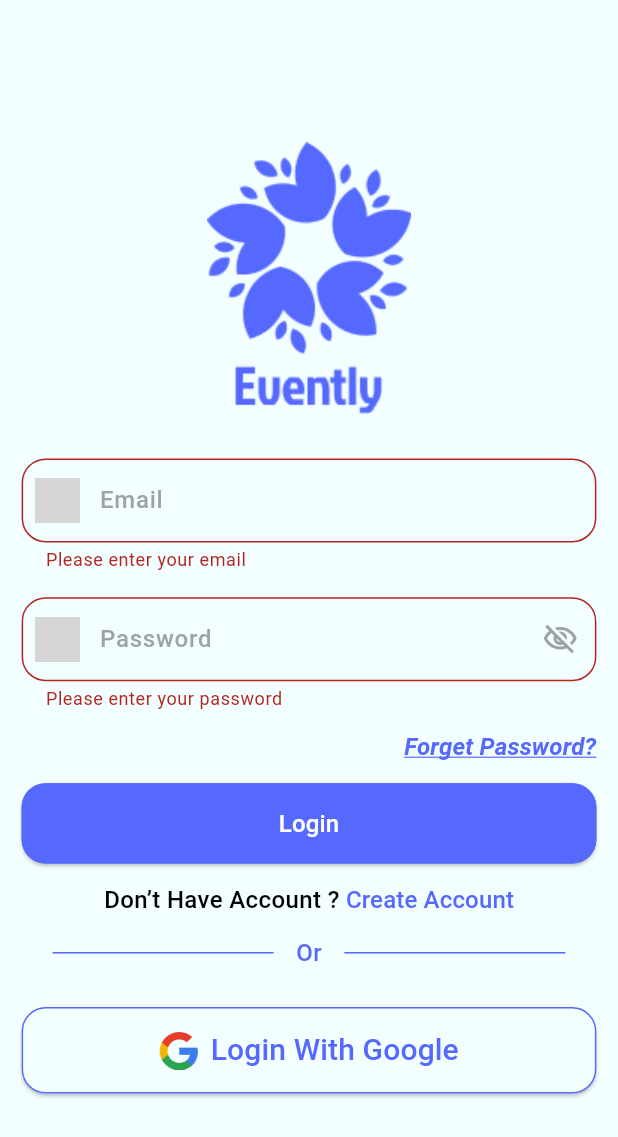
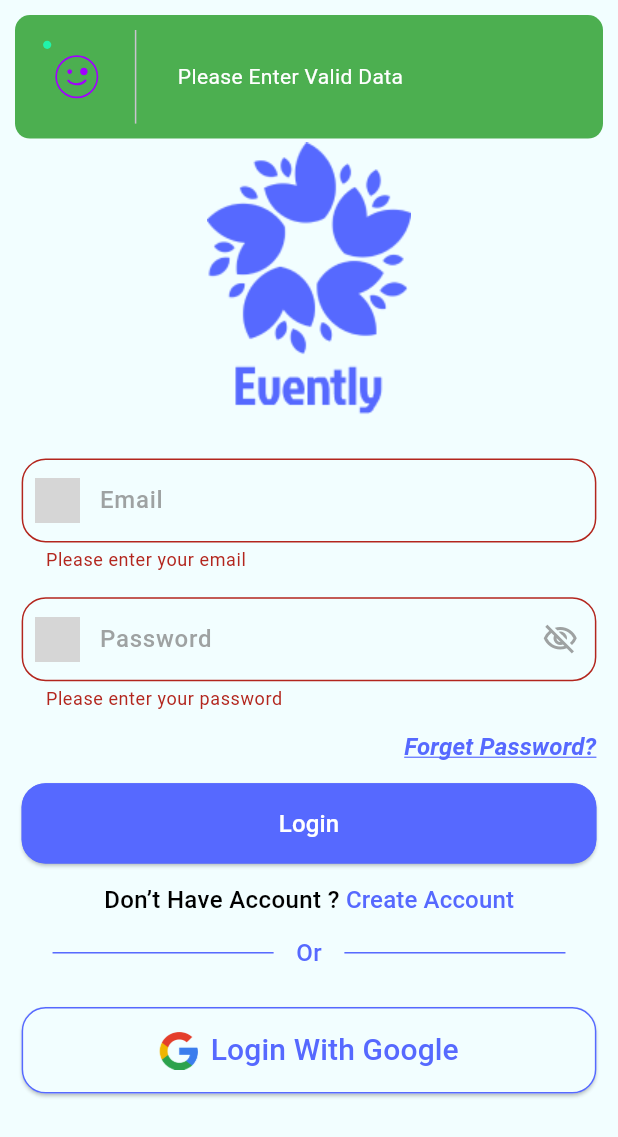
Before and after one commit to hesham81/evently_app, a Flutter app: the screen it shows after launch, after a tap on "Login", on a phone screen of 412 x 824 dp. Shown: the top 1137 px of the screen. Run offline on Flutter 3.47's test engine with Material 3 defaults, Android fonts, the light colour scheme and no system bars; our stand-ins replace bot_toast, lottie; grey boxes are pictures that could not be loaded.

Commit message:
end of creating snack bar services

```diff
--- /dev/null
+++ b/lib/core/services/snack_bar.dart
@@ -0,0 +1,88 @@
+import 'package:bot_toast/bot_toast.dart';
+import 'package:evently/core/extensions/extensions.dart';
+import 'package:flutter/material.dart';
+import 'package:lottie/lottie.dart';
+
+abstract class SnackBarService {
+  static showSuccessMessage(String msg) {
+    BotToast.showCustomNotification(
+      toastBuilder: (builder) {
+        return Container(
+          width: double.maxFinite,
+          height: 0.1.height,
+          padding: const EdgeInsets.all(10),
+          margin: const EdgeInsets.all(10),
+          decoration: BoxDecoration(
+            color: Colors.green,
+            borderRadius: BorderRadius.circular(10),
+          ),
+          child: Expanded(
+            child: Row(
+              children: [
+                Lottie.asset(
+                  "assets/icons/smile.json",
+                  reverse: true,
+                ),
+                VerticalDivider(),
+                SizedBox(
+                  width: 20,
+                ),
+                Text(
+                  msg,
+                  style: TextStyle(
+                    color: Colors.white,
+                  ),
+                ).centerRightWidget(),
+              ],
+            ),
+          ),
+        ).centerTopWidget();
+      },
+      duration: Duration(seconds: 3),
+      dismissDirections: [
+        DismissDirection.endToStart,
+      ],
+    );
+  }
+
+  static showErrorMessage(String msg) {
+    BotToast.showCustomNotification(
+      toastBuilder: (builder) {
+        return Container(
+          width: double.maxFinite,
+          height: 0.1.height,
+          padding: const EdgeInsets.all(10),
+          margin: const EdgeInsets.all(10),
+          decoration: BoxDecoration(
+            color: Colors.redAccent.withAlpha(180),
+            borderRadius: BorderRadius.circular(10),
+          ),
+          child: Expanded(
+            child: Row(
+              children: [
+                Lottie.asset(
+                  "assets/icons/sad.json",
+                  reverse: true,
+                ),
+                VerticalDivider(),
+                SizedBox(
+                  width: 20,
+                ),
+                Text(
+                  msg,
+                  style: TextStyle(
+                    color: Colors.white,
+                  ),
+                ).centerRightWidget(),
+              ],
+            ),
+          ),
+        ).centerTopWidget();
+      },
+      duration: Duration(seconds: 3),
+      dismissDirections: [
+        DismissDirection.endToStart,
+      ],
+    );
+  }
+}
--- a/lib/main.dart
+++ b/lib/main.dart
@@ -1,3 +1,4 @@
+import 'package:bot_toast/bot_toast.dart';
 import 'package:evently/core/theme/app_theme.dart';
 import 'package:evently/modules/splash_screen/pages/splash_screen.dart';
 import 'package:flutter/material.dart';
@@ -20,6 +21,7 @@
       debugShowCheckedModeBanner: false,
       initialRoute: SplashScreen.routeName,
       theme: AppTheme.lightTheme(),
+      builder: BotToastInit(),
       routes: {
         SplashScreen.routeName: (context) => const SplashScreen(),
         SignInScreen.routeName: (context) => const SignInScreen(),
--- a/lib/modules/sign_in_screen/pages/sign_in_screen.dart
+++ b/lib/modules/sign_in_screen/pages/sign_in_screen.dart
@@ -1,10 +1,9 @@
-import 'package:evently/core/validations/validations.dart';
-import 'package:evently/modules/sign_in_screen/widget/word_divider_widget.dart';
-
+import '/core/services/snack_bar.dart';
+import '/core/validations/validations.dart';
+import '/modules/sign_in_screen/widget/word_divider_widget.dart';
 import '/core/widget/custom_elevated_button.dart';
 import '/core/widget/custom_text_button.dart';
 import '/core/widget/custom_text_form_field.dart';
-
 import '/core/constant/app_assets.dart';
 import '/core/extensions/extensions.dart';
 import '/core/theme/app_colors.dart';
@@ -34,7 +33,7 @@
               ),
               0.03.horSpace,
               CustomTextFormField(
-                validator: (value){
+                validator: (value) {
                   return Validations.isEmailValid(emailController.text);
                 },
                 controller: emailController,
@@ -45,7 +44,7 @@
                 isPassword: true,
                 hintText: 'Password',
                 controller: passwordController,
-                validator: (value){
+                validator: (value) {
                   return Validations.isPasswordValid(passwordController.text);
                 },
               ),
@@ -68,7 +67,15 @@
                         ),
                       ),
                       callBack: () {
-                        if (key.currentState!.validate()) {}
+                        if (key.currentState!.validate()) {
+                          SnackBarService.showSuccessMessage(
+                            'Login Successfully',
+                          );
+                        } else {
+                          SnackBarService.showSuccessMessage(
+                            'Please Enter Valid Data',
+                          );
+                        }
                       },
                     ),
                   ),
--- a/pubspec.yaml
+++ b/pubspec.yaml
@@ -34,6 +34,8 @@
   # The following adds the Cupertino Icons font to your application.
   # Use with the CupertinoIcons class for iOS style icons.
   cupertino_icons: ^1.0.8
+  bot_toast: ^4.1.3
+  lottie: ^3.3.1
 
 dev_dependencies:
   flutter_test:
```
Also changed, not shown: assets/icons/sad.json (added, +1 -0 lines), pubspec.lock.
